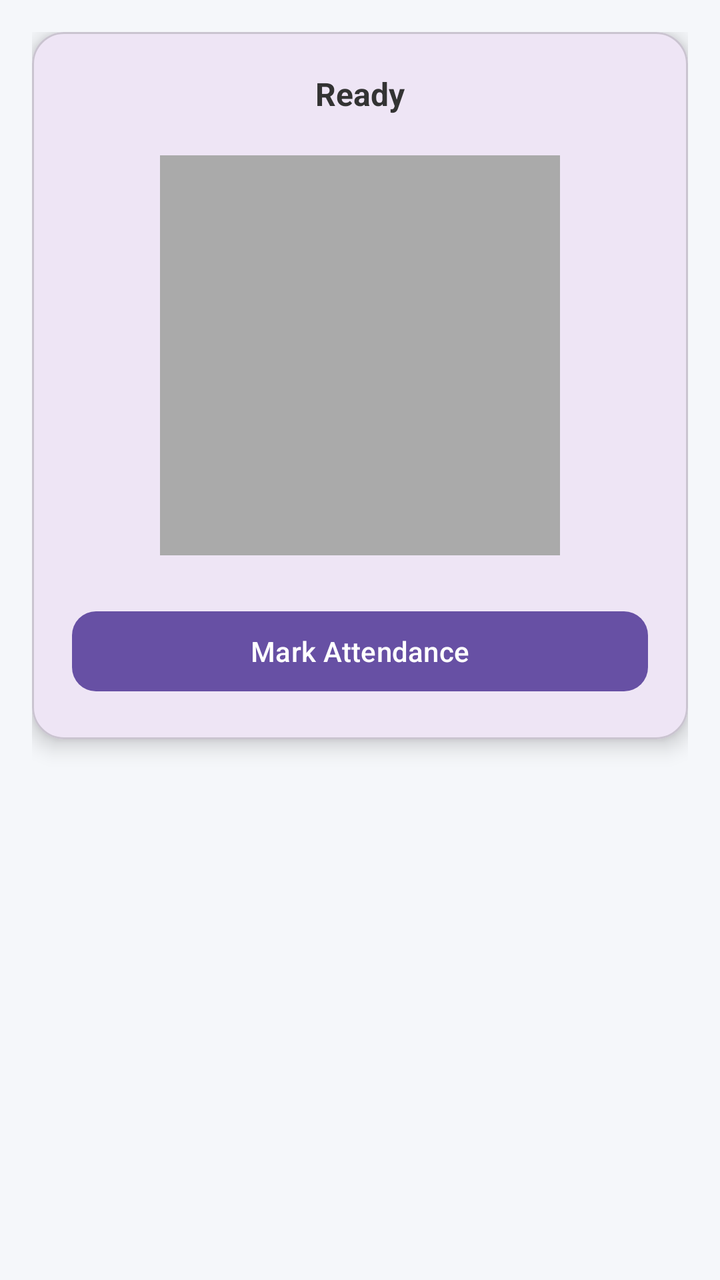
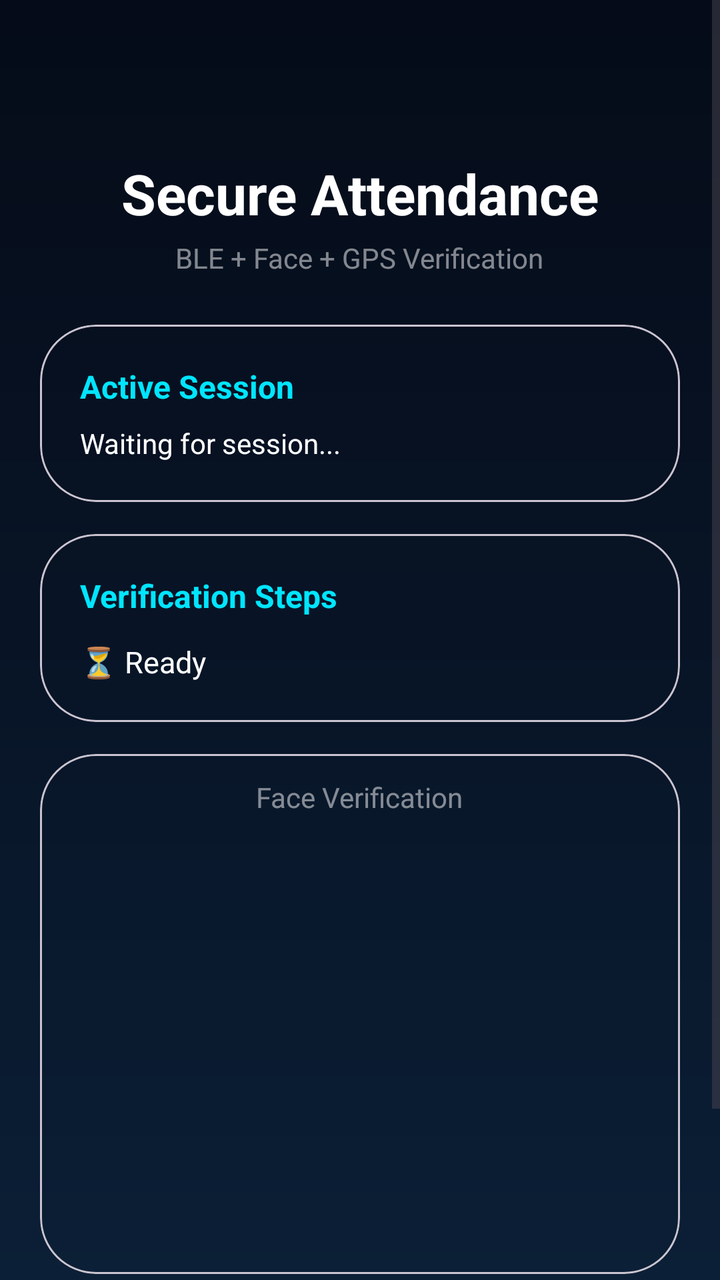

The first picture is an Android layout as it rendered before a commit; the second is the same layout after the commit. The layout source and the unified diff follow.
<!-- AndroidManifest.xml: application theme Theme.AttendancePRO -->
<!-- res/layout/activity_attendance.xml -->
<?xml version="1.0" encoding="utf-8"?>
<androidx.constraintlayout.widget.ConstraintLayout
    xmlns:android="http://schemas.android.com/apk/res/android"
    xmlns:app="http://schemas.android.com/apk/res-auto"
    android:layout_width="match_parent"
    android:layout_height="match_parent"

    android:fitsSystemWindows="true"

    android:background="#F5F7FA"
    android:padding="16dp">

    
    <com.google.android.material.card.MaterialCardView
        android:id="@+id/mainCard"
        android:layout_width="0dp"
        android:layout_height="wrap_content"
        app:cardCornerRadius="16dp"
        app:cardElevation="6dp"
        app:layout_constraintTop_toTopOf="parent"
        app:layout_constraintStart_toStartOf="parent"
        app:layout_constraintEnd_toEndOf="parent">

        <LinearLayout
            android:layout_width="match_parent"
            android:layout_height="wrap_content"
            android:orientation="vertical"
            android:padding="20dp">

            
            <TextView
                android:id="@+id/statusText"
                android:layout_width="wrap_content"
                android:layout_height="wrap_content"
                android:text="Ready"
                android:textSize="16sp"
                android:textStyle="bold"
                android:textColor="#333333"
                android:layout_gravity="center"/>

            
            <ImageView
                android:id="@+id/previewImage"
                android:layout_width="200dp"
                android:layout_height="200dp"
                android:layout_gravity="center"
                android:layout_marginTop="20dp"
                android:scaleType="centerCrop"
                android:background="@android:color/darker_gray"/>

            
            <ProgressBar
                android:id="@+id/progressBar"
                android:layout_width="wrap_content"
                android:layout_height="wrap_content"
                android:visibility="gone"
                android:layout_gravity="center"
                android:layout_marginTop="16dp"/>

            
            <com.google.android.material.button.MaterialButton
                android:id="@+id/captureBtn"
                android:layout_width="match_parent"
                android:layout_height="wrap_content"
                android:text="Mark Attendance"
                android:layout_marginTop="24dp"
                app:cornerRadius="12dp"/>

        </LinearLayout>

    </com.google.android.material.card.MaterialCardView>

</androidx.constraintlayout.widget.ConstraintLayout>
<!-- resources referenced by this layout -->
<resources>
  <style name="Theme.AttendancePRO" parent="Base.Theme.AttendancePRO" />
  <style name="Base.Theme.AttendancePRO" parent="Theme.Material3.DayNight.NoActionBar">
  
          
          <item name="android:statusBarColor">@android:color/transparent</item>
          <item name="android:windowLightStatusBar">false</item>
  
      </style>
</resources>

<!-- the commit's change to res/layout/activity_attendance.xml (unified diff, before → after) -->
@@ -1,73 +1,222 @@
 <?xml version="1.0" encoding="utf-8"?>
-<androidx.constraintlayout.widget.ConstraintLayout
-    xmlns:android="http://schemas.android.com/apk/res/android"
+<FrameLayout xmlns:android="http://schemas.android.com/apk/res/android"
     xmlns:app="http://schemas.android.com/apk/res-auto"
     android:layout_width="match_parent"
-    android:layout_height="match_parent"
-
-    android:fitsSystemWindows="true"
-
-    android:background="#F5F7FA"
-    android:padding="16dp">
-
-    
-    <com.google.android.material.card.MaterialCardView
-        android:id="@+id/mainCard"
-        android:layout_width="0dp"
-        android:layout_height="wrap_content"
-        app:cardCornerRadius="16dp"
-        app:cardElevation="6dp"
-        app:layout_constraintTop_toTopOf="parent"
-        app:layout_constraintStart_toStartOf="parent"
-        app:layout_constraintEnd_toEndOf="parent">
+    android:layout_height="match_parent">
+
+    <ScrollView
+        android:layout_width="match_parent"
+        android:layout_height="match_parent"
+        android:fillViewport="true"
+        android:background="@drawable/bg_attendance_screen">
 
         <LinearLayout
             android:layout_width="match_parent"
             android:layout_height="wrap_content"
             android:orientation="vertical"
-            android:padding="20dp">
-
-            
+            android:paddingTop="48dp"
+            android:paddingHorizontal="20dp"
+            android:paddingBottom="20dp">
+
+            
+
             <TextView
-                android:id="@+id/statusText"
                 android:layout_width="wrap_content"
                 android:layout_height="wrap_content"
-                android:text="Ready"
-                android:textSize="16sp"
+                android:text="Secure Attendance"
+                android:textColor="#FFFFFF"
                 android:textStyle="bold"
-                android:textColor="#333333"
-                android:layout_gravity="center"/>
-
-            
-            <ImageView
-                android:id="@+id/previewImage"
-                android:layout_width="200dp"
-                android:layout_height="200dp"
                 android:layout_gravity="center"
-                android:layout_marginTop="20dp"
-                android:scaleType="centerCrop"
-                android:background="@android:color/darker_gray"/>
-
-            
+                android:layout_marginTop="30dp"
+                android:textSize="28sp" />
+
+            <TextView
+                android:layout_width="wrap_content"
+                android:layout_height="wrap_content"
+                android:text="BLE + Face + GPS Verification"
+                android:textColor="#80FFFFFF"
+                android:textSize="14sp"
+                android:layout_gravity="center"
+                android:layout_marginTop="4dp" />
+
+            
+
+            <com.google.android.material.card.MaterialCardView
+                android:layout_width="match_parent"
+                android:layout_height="wrap_content"
+                android:layout_marginTop="24dp"
+                android:background="@drawable/bg_attendance_card"
+                app:cardBackgroundColor="@android:color/transparent"
+                app:cardCornerRadius="28dp"
+                app:cardElevation="0dp">
+
+                <LinearLayout
+                    android:layout_width="match_parent"
+                    android:layout_height="wrap_content"
+                    android:orientation="vertical"
+                    android:padding="20dp">
+
+                    <TextView
+                        android:layout_width="wrap_content"
+                        android:layout_height="wrap_content"
+                        android:text="Active Session"
+                        android:textColor="#00E5FF"
+                        android:textStyle="bold"
+                        android:textSize="16sp" />
+
+                    <TextView
+                        android:id="@+id/sessionInfoText"
+                        android:layout_width="wrap_content"
+                        android:layout_height="wrap_content"
+                        android:text="Waiting for session..."
+                        android:textColor="#FFFFFF"
+                        android:textSize="14sp"
+                        android:layout_marginTop="8dp" />
+
+                </LinearLayout>
+
+            </com.google.android.material.card.MaterialCardView>
+
+            
+
+            <com.google.android.material.card.MaterialCardView
+                android:layout_width="match_parent"
+                android:layout_height="wrap_content"
+                android:layout_marginTop="16dp"
+                android:background="@drawable/bg_attendance_card"
+                app:cardBackgroundColor="@android:color/transparent"
+                app:cardCornerRadius="28dp"
+                app:cardElevation="0dp">
+
+                <LinearLayout
+                    android:layout_width="match_parent"
+                    android:layout_height="wrap_content"
+                    android:orientation="vertical"
+                    android:padding="20dp">
+
+                    <TextView
+                        android:layout_width="wrap_content"
+                        android:layout_height="wrap_content"
+                        android:text="Verification Steps"
+                        android:textColor="#00E5FF"
+                        android:textStyle="bold"
+                        android:textSize="16sp" />
+
+                    <TextView
+                        android:id="@+id/statusText"
+                        android:layout_width="wrap_content"
+                        android:layout_height="wrap_content"
+                        android:text="⏳ Ready"
+                        android:textColor="#FFFFFF"
+                        android:textSize="15sp"
+                        android:layout_marginTop="12dp" />
+
+                </LinearLayout>
+
+            </com.google.android.material.card.MaterialCardView>
+
+            
+
+            <com.google.android.material.card.MaterialCardView
+                android:layout_width="match_parent"
+                android:layout_height="260dp"
+                android:layout_marginTop="16dp"
+                android:background="@drawable/bg_attendance_card"
+                app:cardBackgroundColor="@android:color/transparent"
+                app:cardCornerRadius="28dp"
+                app:cardElevation="0dp">
+
+                <FrameLayout
+                    android:layout_width="match_parent"
+                    android:layout_height="match_parent">
+
+                    <ImageView
+                        android:id="@+id/previewImage"
+                        android:layout_width="match_parent"
+                        android:layout_height="match_parent"
+                        android:scaleType="centerCrop" />
+
+                    <TextView
+                        android:layout_width="wrap_content"
+                        android:layout_height="wrap_content"
+                        android:text="Face Verification"
+                        android:textColor="#80FFFFFF"
+                        android:textSize="14sp"
+                        android:layout_gravity="top|center_horizontal"
+                        android:layout_marginTop="12dp" />
+
+                </FrameLayout>
+
+            </com.google.android.material.card.MaterialCardView>
+
+            
+
             <ProgressBar
                 android:id="@+id/progressBar"
                 android:layout_width="wrap_content"
                 android:layout_height="wrap_content"
-                android:visibility="gone"
                 android:layout_gravity="center"
-                android:layout_marginTop="16dp"/>
-
-            
-            <com.google.android.material.button.MaterialButton
+                android:layout_marginTop="20dp"
+                android:visibility="gone" />
+
+            
+
+            <LinearLayout
                 android:id="@+id/captureBtn"
                 android:layout_width="match_parent"
-                android:layout_height="wrap_content"
-                android:text="Mark Attendance"
+                android:layout_height="58dp"
                 android:layout_marginTop="24dp"
-                app:cornerRadius="12dp"/>
+                android:background="@drawable/bg_attendance_button"
+                android:gravity="center"
+                android:orientation="horizontal"
+                android:clickable="true"
+                android:focusable="true">
+
+                <TextView
+                    android:layout_width="wrap_content"
+                    android:layout_height="wrap_content"
+                    android:text="Mark Attendance"
+                    android:textColor="#FFFFFF"
+                    android:textStyle="bold"
+                    android:textSize="16sp"
+                    android:letterSpacing="0.04" />
+
+            </LinearLayout>
 
         </LinearLayout>
 
-    </com.google.android.material.card.MaterialCardView>
-
-</androidx.constraintlayout.widget.ConstraintLayout>
+    </ScrollView>
+
+    
+    <LinearLayout
+        android:id="@+id/successCard"
+        android:layout_width="match_parent"
+        android:layout_height="match_parent"
+        android:background="#D9000000"
+        android:gravity="center"
+        android:orientation="vertical"
+        android:visibility="gone"
+        android:clickable="true"
+        android:focusable="true"
+        android:elevation="10dp">
+
+        <com.airbnb.lottie.LottieAnimationView
+            android:id="@+id/lottieSuccess"
+            android:layout_width="250dp"
+            android:layout_height="250dp"
+            app:lottie_rawRes="@raw/success_anim"
+            app:lottie_autoPlay="false"
+            app:lottie_loop="false"
+            android:layout_marginBottom="16dp" />
+
+        <TextView
+            android:layout_width="wrap_content"
+            android:layout_height="wrap_content"
+            android:text="Attendance Marked"
+            android:textColor="#00E5FF"
+            android:textStyle="bold"
+            android:textSize="24sp" />
+
+    </LinearLayout>
+
+</FrameLayout>
<!-- resource entries referenced after the edit -->
@@ -1,5 +1,42 @@
 <!-- resources referenced by this layout -->
 <resources>
+  <!-- drawable bg_attendance_button (drawable) -->
+  <?xml version="1.0" encoding="utf-8"?>
+  <shape xmlns:android="http://schemas.android.com/apk/res/android">
+  
+      <gradient
+          android:angle="0"
+          android:startColor="#00C8E8"
+          android:centerColor="#00A8D4"
+          android:endColor="#0082C0"/>
+  
+      <corners android:radius="20dp"/>
+  
+  </shape>
+  <!-- drawable bg_attendance_card (drawable) -->
+  <?xml version="1.0" encoding="utf-8"?>
+  <shape xmlns:android="http://schemas.android.com/apk/res/android">
+  
+      <solid android:color="#101C2E"/>
+  
+      <corners android:radius="28dp"/>
+  
+      <stroke
+          android:width="1dp"
+          android:color="#3300E5FF"/>
+  
+  </shape>
+  <!-- drawable bg_attendance_screen (drawable) -->
+  <?xml version="1.0" encoding="utf-8"?>
+  <shape xmlns:android="http://schemas.android.com/apk/res/android">
+  
+      <gradient
+          android:angle="270"
+          android:startColor="#050B18"
+          android:centerColor="#081426"
+          android:endColor="#0B1F36"/>
+  
+  </shape>
   <style name="Theme.AttendancePRO" parent="Base.Theme.AttendancePRO" />
   <style name="Base.Theme.AttendancePRO" parent="Theme.Material3.DayNight.NoActionBar">
   
